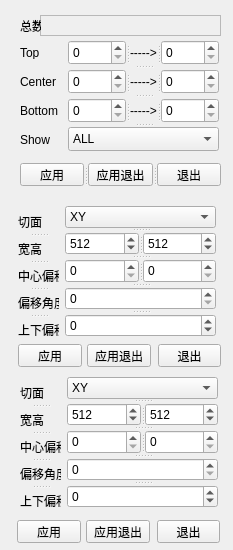
Old version of the form Tools/INimage3D/volumedataset.ui in the repository zyq1569/HealthApp.
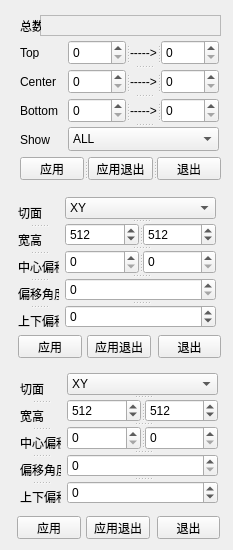
New version of the form.

Commit message: fine-tune

What changed in the file:
```diff
--- a/Tools/INimage3D/volumedataset.ui
+++ b/Tools/INimage3D/volumedataset.ui
@@ -106,7 +106,7 @@
    <property name="geometry">
     <rect>
      <x>20</x>
-     <y>163</y>
+     <y>157</y>
      <width>201</width>
      <height>23</height>
     </rect>
@@ -252,7 +252,7 @@
    <property name="geometry">
     <rect>
      <x>87</x>
-     <y>344</y>
+     <y>335</y>
      <width>64</width>
      <height>23</height>
     </rect>
@@ -265,7 +265,7 @@
    <property name="geometry">
     <rect>
      <x>18</x>
-     <y>344</y>
+     <y>335</y>
      <width>64</width>
      <height>23</height>
     </rect>
@@ -278,7 +278,7 @@
    <property name="geometry">
     <rect>
      <x>158</x>
-     <y>344</y>
+     <y>335</y>
      <width>63</width>
      <height>23</height>
     </rect>
@@ -291,7 +291,7 @@
    <property name="geometry">
     <rect>
      <x>65</x>
-     <y>206</y>
+     <y>197</y>
      <width>151</width>
      <height>131</height>
     </rect>
@@ -370,7 +370,7 @@
    <property name="geometry">
     <rect>
      <x>18</x>
-     <y>210</y>
+     <y>201</y>
      <width>41</width>
      <height>131</height>
     </rect>
@@ -408,7 +408,7 @@
    <property name="geometry">
     <rect>
      <x>20</x>
-     <y>381</y>
+     <y>377</y>
      <width>41</width>
      <height>131</height>
     </rect>
@@ -446,7 +446,7 @@
    <property name="geometry">
     <rect>
      <x>67</x>
-     <y>377</y>
+     <y>373</y>
      <width>151</width>
      <height>131</height>
     </rect>
@@ -525,7 +525,7 @@
    <property name="geometry">
     <rect>
      <x>86</x>
-     <y>520</y>
+     <y>516</y>
      <width>64</width>
      <height>23</height>
     </rect>
@@ -538,7 +538,7 @@
    <property name="geometry">
     <rect>
      <x>17</x>
-     <y>520</y>
+     <y>516</y>
      <width>64</width>
      <height>23</height>
     </rect>
@@ -551,7 +551,7 @@
    <property name="geometry">
     <rect>
      <x>157</x>
-     <y>520</y>
+     <y>516</y>
      <width>63</width>
      <height>23</height>
     </rect>
```
The commit also changes 1 other file.
